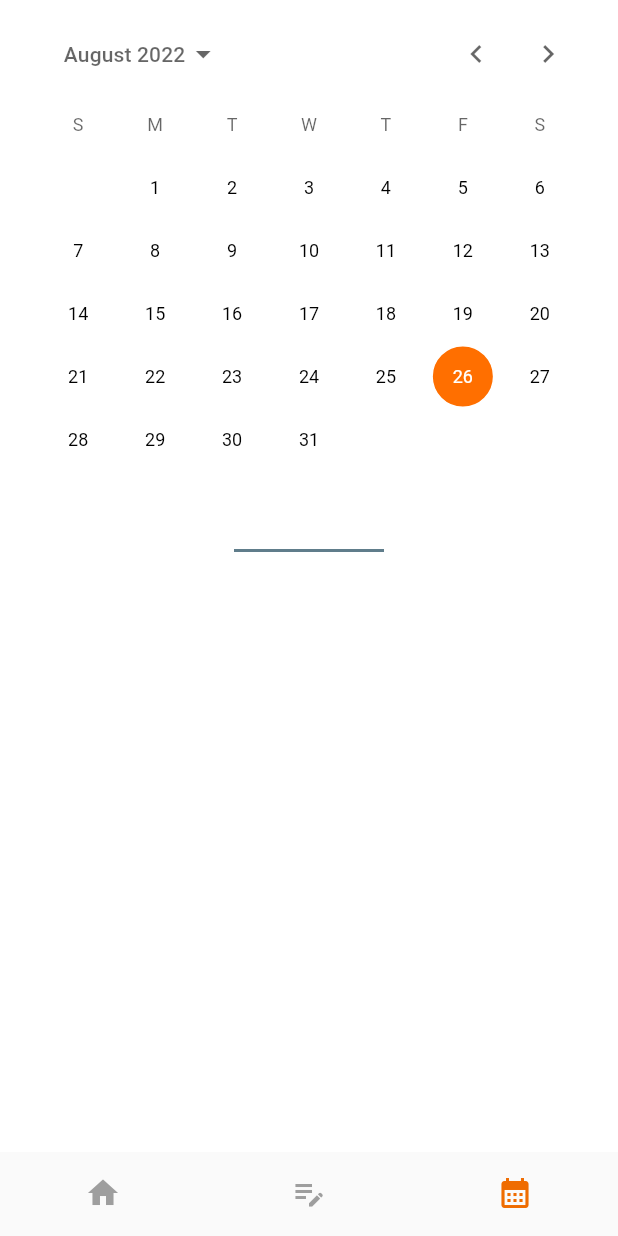
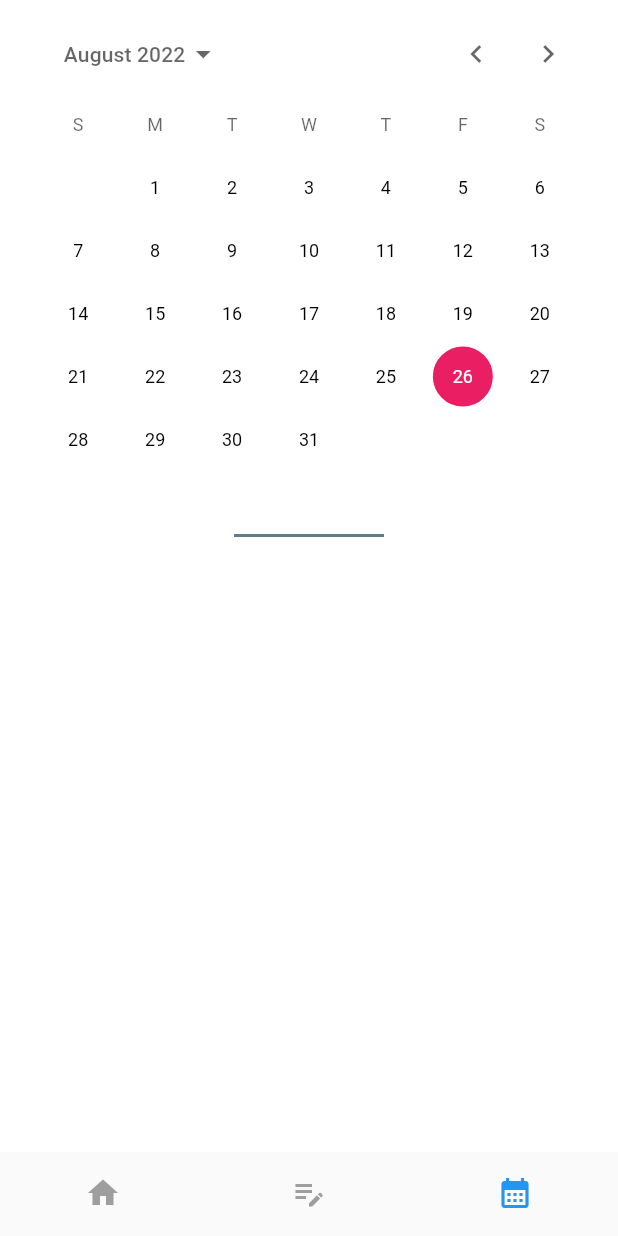
Before and after one commit to Krishanadave671/SIH-vendo, a Flutter app: the MainPage screen opened by its route, item 3 of the bottom bar chosen, on a phone screen of 412 x 824 dp. Run offline on Flutter 3.47's test engine with Material 2 defaults, Android fonts, the phone set to English and light mode, and no system bars; drawn by our look-alikes of calendar_date_picker2; our stand-ins replace animated_splash_screen, camera, carousel_slider, dio, file_picker, firebase_core and 9 more; missing offline and left inert: passwordfield, place_picker, qr_code_scanner, translator; accounts and stored records are empty; network calls fail; statements that could not run were skipped.

Commit message:
"change color and improve weekly bazzar tiles"

```diff
--- a/App/vendo/lib/screens/Main_page/mainpage.dart
+++ b/App/vendo/lib/screens/Main_page/mainpage.dart
@@ -56,7 +56,7 @@ class _MainPageState extends State<MainPage> {
           type: BottomNavigationBarType.fixed,
           elevation: 0,
           currentIndex: currentindex,
-          selectedItemColor: colors.orangedarkshade,
+          selectedItemColor: colors.pink,
           unselectedItemColor: Colors.grey,
           showSelectedLabels: false,
           showUnselectedLabels: false,
--- a/App/vendo/lib/screens/WeeklyBazzar/weekly_bazzar.dart
+++ b/App/vendo/lib/screens/WeeklyBazzar/weekly_bazzar.dart
@@ -40,7 +40,7 @@ class _CalendarState extends ConsumerState<Calendar> {
             child: _buildDefaultSingleDatePickerWithValue(),
           ),
         ),
-        const SizedBox(height: 25),
+        const SizedBox(height: 15),
         Padding(
           padding: const EdgeInsets.only(bottom: 10),
           child: Container(
@@ -58,7 +58,7 @@ class _CalendarState extends ConsumerState<Calendar> {
 
   Widget _buildDefaultSingleDatePickerWithValue() {
     var config = CalendarDatePicker2Config(
-      selectedDayHighlightColor: Colors.amber[900],
+      selectedDayHighlightColor: Colors.pink,
       weekdayLabels: ['Sun', 'Mon', 'Tue', 'Wed', 'Thu', 'Fri', 'Sat'],
       weekdayLabelTextStyle: const TextStyle(
         color: Colors.black87,
@@ -71,7 +71,7 @@ class _CalendarState extends ConsumerState<Calendar> {
         fontWeight: FontWeight.bold,
       ),
       dayTextStyle: const TextStyle(
-        color: Colors.amber,
+        color: Colors.pink,
         fontWeight: FontWeight.bold,
       ),
       disabledDayTextStyle: const TextStyle(
@@ -83,7 +83,6 @@ class _CalendarState extends ConsumerState<Calendar> {
         mainAxisSize: MainAxisSize.min,
         children: [
           const SizedBox(height: 10),
-          //const Text('Single Date Picker (With default value)'),
           CalendarDatePicker2(
             config: config,
             initialValue: ref.watch(selectedDateProvider),
@@ -97,8 +96,7 @@ class _CalendarState extends ConsumerState<Calendar> {
                 .difference(DateTime.now().subtract(const Duration(days: 1)))
                 .isNegative,
           ),
-          const SizedBox(height: 10),
-
+          const SizedBox(height: 0),
           Container(
             height: 2,
             width: 100,
--- a/App/vendo/lib/services/dio_client.dart
+++ b/App/vendo/lib/services/dio_client.dart
@@ -23,7 +23,7 @@ import '../models/vendorDetailsModel/vendor_details.dart';
 class Apiservice {
   final Dio _dio = Dio();
 
-  static const _baseurl = "http://192.168.83.55:4000";
+  static const _baseurl = "http://192.168.219.247:4000";
   static const searchallvendingzones = "/api/getvendingzones/search";
   static const vendorregistration = "/api/signup";
   static const vendorlogin = "/api/login";
```
Also changed, not shown: App/vendo/lib/screens/WeeklyBazzar/DisplayCard.dart (+41 -9 lines).
